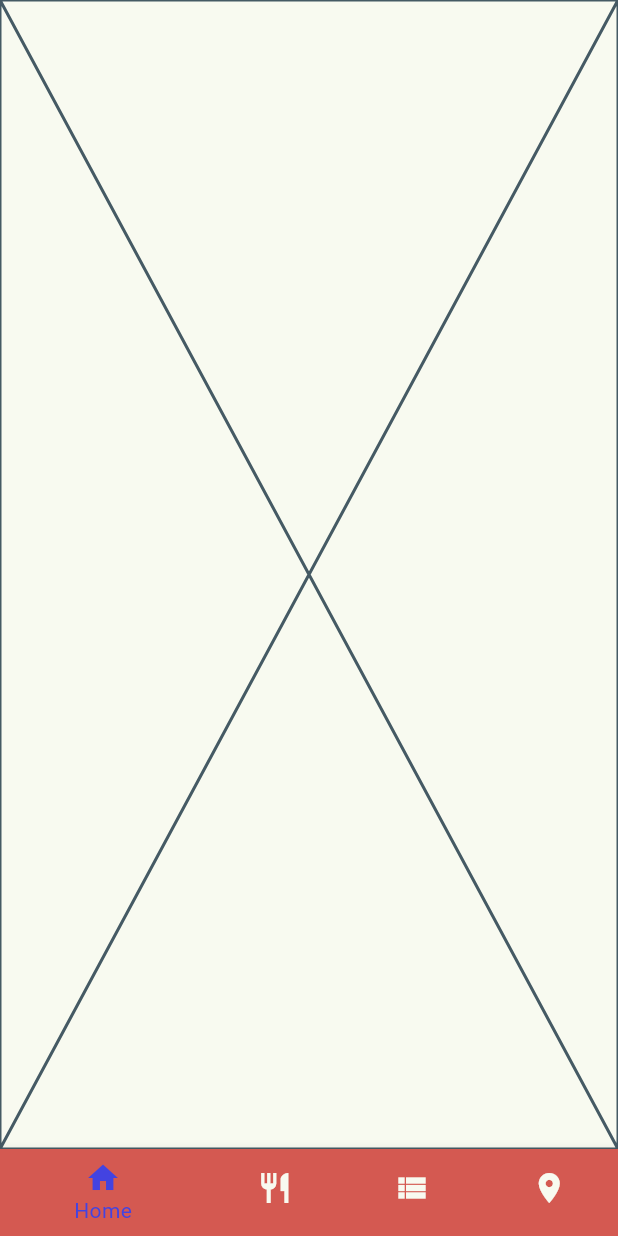
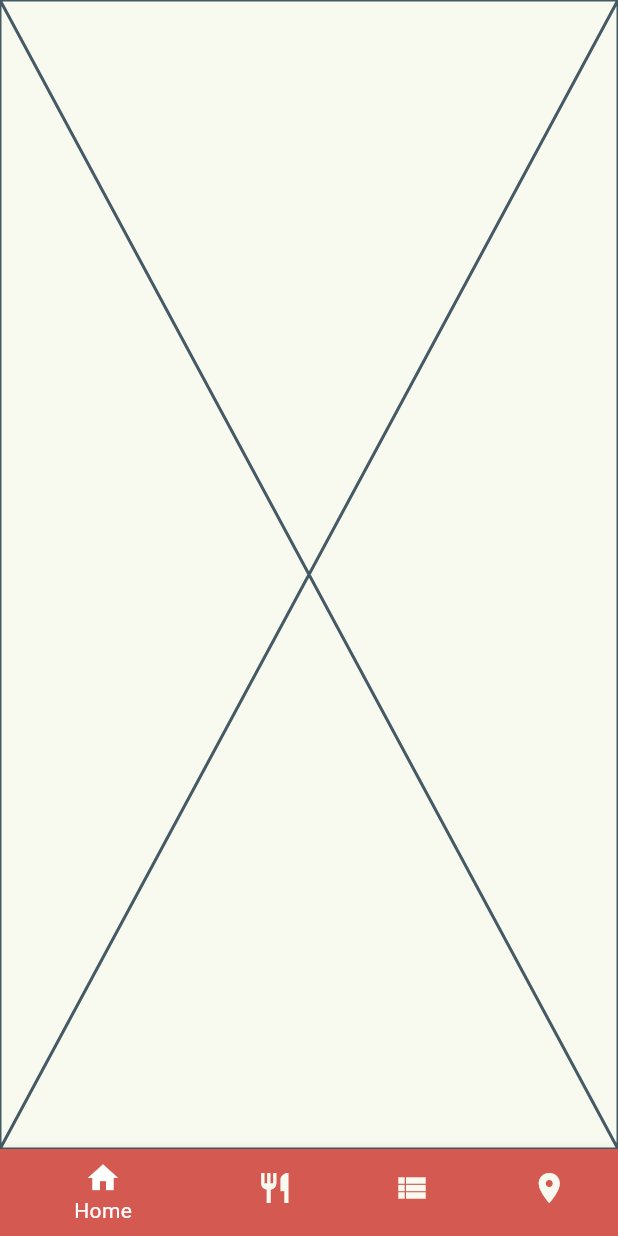
Before and after one commit to sushib0mb/JFB, a Flutter app: the screen it shows after launch, on a phone screen of 412 x 824 dp. Run offline on Flutter 3.47's test engine with Material 3 defaults, Android fonts, the phone set to English and light mode, and no system bars.

Commit message:
Changed color for presentation

```diff
--- a/jfbfestival/lib/main.dart
+++ b/jfbfestival/lib/main.dart
@@ -1,7 +1,6 @@
 import 'package:flutter/material.dart';
 import 'package:provider/provider.dart';
 import 'package:jfbfestival/pages/food_page.dart';
-
 
 void main() {
   runApp(MyApp());
@@ -83,7 +82,7 @@ class _HomePageState extends State<HomePage> {
           ),
         ],
         currentIndex: selectedIndex,
-        selectedItemColor: const Color.fromARGB(255, 67, 67, 225),
+        selectedItemColor: const Color.fromARGB(255, 255, 255, 255),
         onTap: _onItemTapped,
       ),
     );
```
